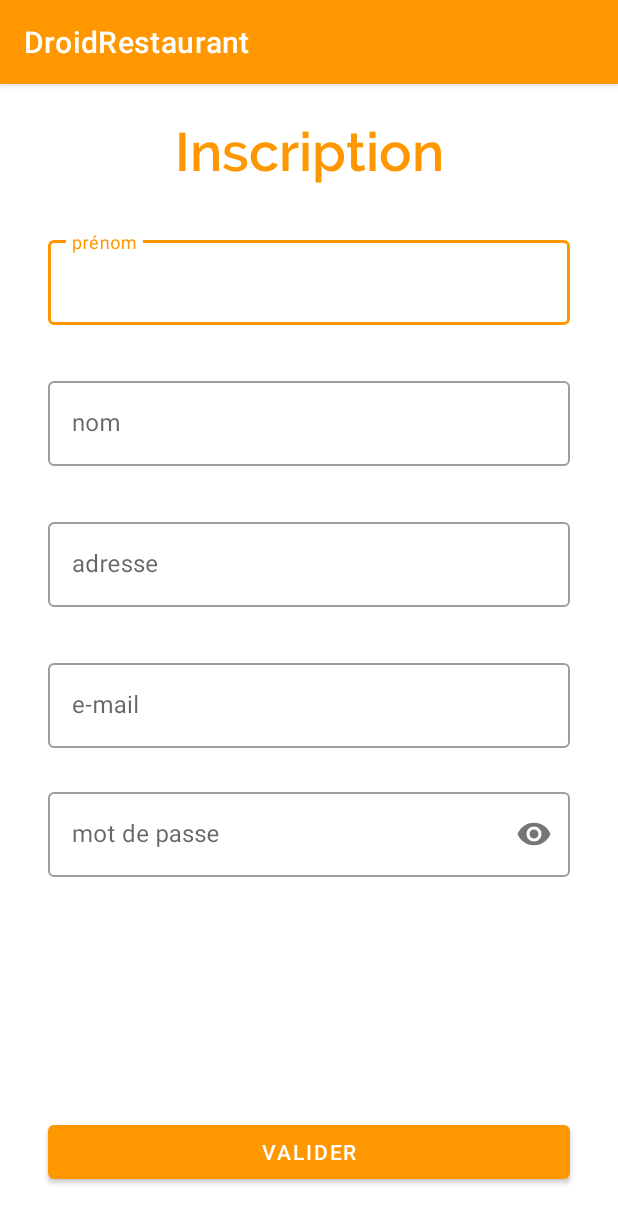
After one commit to mmollinari/AndroidERestaurant, an Android app: the RegisterActivity screen opened directly, with no data from a screen before it, on a phone screen of 412 x 824 dp. The commit adds this screen. Shown: the top 1223 px of the screen. Run offline under Robolectric (Android 15) with nearby library versions, the phone set to English and light mode, and no system bars; our stand-ins replace Volley; network calls fail.

Commit message:
Début partie V

```diff
--- a/app/src/main/AndroidManifest.xml
+++ b/app/src/main/AndroidManifest.xml
@@ -15,6 +15,8 @@
         android:theme="@style/Theme.AndroidERestaurant"
         android:usesCleartextTraffic="true"
         tools:ignore="UnusedAttribute">
+        <activity android:name=".order.OrderActivity"/>
+        <activity android:name=".register.RegisterActivity" />
         <activity android:name=".detail.DetailActivity" />
         <activity android:name=".category.CategoryActivity" />
         <activity android:name=".basket.BasketActivity" />
--- a/app/src/main/java/fr/isen/mollinari/androiderestaurant/detail/DishPhotoAdapter.kt
+++ b/app/src/main/java/fr/isen/mollinari/androiderestaurant/detail/DishPhotoAdapter.kt
@@ -4,7 +4,7 @@ import androidx.appcompat.app.AppCompatActivity
 import androidx.fragment.app.Fragment
 import androidx.viewpager2.adapter.FragmentStateAdapter
 
-class DishPhotoAdapter(activity: AppCompatActivity, private val items: List<String>) :
+class DishPhotoAdapter(activity: AppCompatActivity, private val items: List<String?>) :
     FragmentStateAdapter(activity) {
 
     override fun getItemCount(): Int = items.size
--- a/app/src/main/java/fr/isen/mollinari/androiderestaurant/detail/DishPhotoFragment.kt
+++ b/app/src/main/java/fr/isen/mollinari/androiderestaurant/detail/DishPhotoFragment.kt
@@ -6,6 +6,7 @@ import android.view.LayoutInflater
 import android.view.View
 import android.view.ViewGroup
 import com.squareup.picasso.Picasso
+import fr.isen.mollinari.androiderestaurant.R
 import fr.isen.mollinari.androiderestaurant.databinding.FragmentDishPhotoBinding
 
 private lateinit var binding: FragmentDishPhotoBinding
@@ -24,12 +25,12 @@ class DishPhotoFragment : Fragment() {
         super.onViewCreated(view, savedInstanceState)
 
         arguments?.getString("URL")?.let {
-            Picasso.get().load(it).into(binding.photo)
+            Picasso.get().load(it).placeholder(R.drawable.android_logo_restaurant).into(binding.photo)
         }
     }
 
     companion object {
-        fun newInstance(url: String) =
+        fun newInstance(url: String?) =
             DishPhotoFragment().apply { arguments = Bundle().apply { putString("URL", url) } }
     }
 }
--- /dev/null
+++ b/app/src/main/java/fr/isen/mollinari/androiderestaurant/model/RegisterResult.kt
@@ -0,0 +1,5 @@
+package fr.isen.mollinari.androiderestaurant.model
+
+import com.google.gson.annotations.SerializedName
+
+data class RegisterResult(@SerializedName("data") val data: User, @SerializedName("code") val code: Int)
--- /dev/null
+++ b/app/src/main/java/fr/isen/mollinari/androiderestaurant/model/User.kt
@@ -0,0 +1,5 @@
+package fr.isen.mollinari.androiderestaurant.model
+
+import com.google.gson.annotations.SerializedName
+
+data class User(@SerializedName("id") val userId: String)
--- /dev/null
+++ b/app/src/main/java/fr/isen/mollinari/androiderestaurant/register/RegisterActivity.kt
@@ -0,0 +1,61 @@
+package fr.isen.mollinari.androiderestaurant.register
+
+import android.content.Context
+import androidx.appcompat.app.AppCompatActivity
+import android.os.Bundle
+import android.util.Log
+import android.view.View
+import com.android.volley.Request
+import com.android.volley.toolbox.JsonObjectRequest
+import com.android.volley.toolbox.Volley
+import com.google.gson.GsonBuilder
+import fr.isen.mollinari.androiderestaurant.R
+import fr.isen.mollinari.androiderestaurant.databinding.ActivityRegisterBinding
+import fr.isen.mollinari.androiderestaurant.detail.DetailActivity
+import fr.isen.mollinari.androiderestaurant.model.MenuResult
+import fr.isen.mollinari.androiderestaurant.model.RegisterResult
+import org.json.JSONObject
+
+private lateinit var binding: ActivityRegisterBinding
+
+class RegisterActivity : AppCompatActivity() {
+    override fun onCreate(savedInstanceState: Bundle?) {
+        super.onCreate(savedInstanceState)
+
+        binding = ActivityRegisterBinding.inflate(layoutInflater)
+        setContentView(binding.root)
+
+        binding.loginAction.setOnClickListener {
+            registerUser()
+        }
+    }
+
+    private fun registerUser() {
+        val url = getString(R.string.server_domain) + "user/register"
+
+        val jsonData = JSONObject()
+        jsonData.put("id_shop", "1")
+        jsonData.put("firstname", binding.firstName.text)
+        jsonData.put("lastname", binding.lastname.text)
+        jsonData.put("address", binding.address.text)
+        jsonData.put("email", binding.login.text)
+        jsonData.put("password", binding.password.text)
+
+        val stringRequest = JsonObjectRequest(
+            Request.Method.POST, url, jsonData, { response ->
+                val register = GsonBuilder().create().fromJson(response.toString(), RegisterResult::class.java)
+                val editor = getSharedPreferences(DetailActivity.APP_PREFS, Context.MODE_PRIVATE).edit()
+                editor.putString(USER_ID, register.data.userId)
+                editor.apply()
+            },
+            {
+                Log.d("CategoryActivity", "That didn't work! ${it}")
+            })
+
+        Volley.newRequestQueue(this).add(stringRequest)
+    }
+
+    companion object {
+        const val USER_ID = "USER_ID"
+    }
+}
--- a/app/src/main/res/layout/activity_basket.xml
+++ b/app/src/main/res/layout/activity_basket.xml
@@ -12,9 +12,9 @@
         android:layout_height="wrap_content"
         android:layout_marginTop="24dp"
         android:fontFamily="@font/raleway_semibold"
+        android:text="@string/basket_title"
         android:textColor="@color/orange_500"
-        android:textSize="24sp"
-        android:text="@string/basket_title"
+        android:textSize="36sp"
         app:layout_constraintEnd_toEndOf="parent"
         app:layout_constraintStart_toStartOf="parent"
         app:layout_constraintTop_toTopOf="parent" />
@@ -43,7 +43,7 @@
         app:layout_constraintStart_toStartOf="parent"
         app:layout_constraintTop_toTopOf="@+id/basketList" />
 
-    <Button
+    <com.google.android.material.button.MaterialButton
         android:id="@+id/order"
         android:layout_width="0dp"
         android:layout_height="wrap_content"
--- a/app/src/main/res/layout/activity_category.xml
+++ b/app/src/main/res/layout/activity_category.xml
@@ -13,7 +13,7 @@
         android:layout_marginTop="24dp"
         android:fontFamily="@font/raleway_semibold"
         android:textColor="@color/orange_500"
-        android:textSize="24sp"
+        android:textSize="36sp"
         app:layout_constraintEnd_toEndOf="parent"
         app:layout_constraintStart_toStartOf="parent"
         app:layout_constraintTop_toTopOf="parent" />
--- a/app/src/main/res/layout/activity_detail.xml
+++ b/app/src/main/res/layout/activity_detail.xml
@@ -68,7 +68,7 @@
         app:srcCompat="@drawable/ic_less"
         tools:ignore="ContentDescription"/>
 
-    <Button
+    <com.google.android.material.button.MaterialButton
         android:id="@+id/addToBasket"
         android:layout_width="0dp"
         android:layout_height="wrap_content"
--- a/app/src/main/res/layout/activity_home.xml
+++ b/app/src/main/res/layout/activity_home.xml
@@ -57,7 +57,7 @@
         android:gravity="center"
         android:text="@string/home_starters"
         android:textColor="@color/orange_500"
-        android:textSize="30sp"
+        android:textSize="36sp"
         app:layout_constraintEnd_toEndOf="parent"
         app:layout_constraintStart_toStartOf="parent"
         app:layout_constraintTop_toBottomOf="@+id/restaurantName" />
@@ -82,7 +82,7 @@
         android:gravity="center"
         android:text="@string/home_main_dishes"
         android:textColor="@color/orange_500"
-        android:textSize="30sp"
+        android:textSize="36sp"
         app:layout_constraintEnd_toEndOf="parent"
         app:layout_constraintStart_toStartOf="parent"
         app:layout_constraintTop_toBottomOf="@+id/starters" />
@@ -107,7 +107,7 @@
         android:gravity="center"
         android:text="@string/home_desert"
         android:textColor="@color/orange_500"
-        android:textSize="30sp"
+        android:textSize="36sp"
         app:layout_constraintEnd_toEndOf="parent"
         app:layout_constraintStart_toStartOf="parent"
         app:layout_constraintTop_toBottomOf="@+id/mainDishes" />
--- /dev/null
+++ b/app/src/main/res/layout/activity_register.xml
@@ -0,0 +1,151 @@
+<?xml version="1.0" encoding="utf-8"?>
+<androidx.constraintlayout.widget.ConstraintLayout xmlns:android="http://schemas.android.com/apk/res/android"
+    xmlns:app="http://schemas.android.com/apk/res-auto"
+    xmlns:tools="http://schemas.android.com/tools"
+    android:layout_width="match_parent"
+    android:layout_height="match_parent"
+    tools:context=".register.RegisterActivity">
+
+    <TextView
+        android:id="@+id/title"
+        android:layout_width="wrap_content"
+        android:layout_height="wrap_content"
+        android:layout_marginTop="24dp"
+        android:fontFamily="@font/raleway_semibold"
+        android:text="@string/register_title"
+        android:textColor="@color/orange_500"
+        android:textSize="36sp"
+        android:textStyle="bold"
+        app:fontFamily="@font/raleway_semibold"
+        app:layout_constraintEnd_toEndOf="parent"
+        app:layout_constraintStart_toStartOf="parent"
+        app:layout_constraintTop_toTopOf="parent" />
+
+
+    <com.google.android.material.textfield.TextInputLayout
+        android:id="@+id/textInputLayoutFirstName"
+        style="@style/Widget.MaterialComponents.TextInputLayout.OutlinedBox"
+        android:layout_width="0dp"
+        android:layout_height="wrap_content"
+        android:layout_marginStart="32dp"
+        android:layout_marginTop="32dp"
+        android:layout_marginEnd="32dp"
+        app:layout_constraintEnd_toEndOf="parent"
+        app:layout_constraintStart_toStartOf="parent"
+        app:layout_constraintTop_toBottomOf="@+id/title">
+
+        <com.google.android.material.textfield.TextInputEditText
+            android:id="@+id/firstName"
+            android:layout_width="match_parent"
+            android:layout_height="wrap_content"
+            android:ems="10"
+            android:hint="@string/register_first_name"
+            android:inputType="text" />
+
+    </com.google.android.material.textfield.TextInputLayout>
+
+    <com.google.android.material.textfield.TextInputLayout
+        android:id="@+id/textInputLayoutLastName"
+        style="@style/Widget.MaterialComponents.TextInputLayout.OutlinedBox"
+        android:layout_width="0dp"
+        android:layout_height="wrap_content"
+        android:layout_marginStart="32dp"
+        android:layout_marginTop="32dp"
+        android:layout_marginEnd="32dp"
+        app:layout_constraintEnd_toEndOf="parent"
+        app:layout_constraintStart_toStartOf="parent"
+        app:layout_constraintTop_toBottomOf="@+id/textInputLayoutFirstName">
+
+        <com.google.android.material.textfield.TextInputEditText
+            android:id="@+id/lastname"
+            android:layout_width="match_parent"
+            android:layout_height="wrap_content"
+            android:ems="10"
+            android:hint="@string/register_last_name"
+            android:inputType="text" />
+
+    </com.google.android.material.textfield.TextInputLayout>
+
+    <com.google.android.material.textfield.TextInputLayout
+        android:id="@+id/textInputLayoutAddress"
+        style="@style/Widget.MaterialComponents.TextInputLayout.OutlinedBox"
+        android:layout_width="0dp"
+        android:layout_height="wrap_content"
+        android:layout_marginStart="32dp"
+        android:layout_marginTop="32dp"
+        android:layout_marginEnd="32dp"
+        app:layout_constraintEnd_toEndOf="parent"
+        app:layout_constraintStart_toStartOf="parent"
+        app:layout_constraintTop_toBottomOf="@+id/textInputLayoutLastName">
+
+        <com.google.android.material.textfield.TextInputEditText
+            android:id="@+id/address"
+            android:layout_width="match_parent"
+            android:layout_height="wrap_content"
+            android:ems="10"
+            android:hint="@string/register_address"
+            android:inputType="text" />
+
+    </com.google.android.material.textfield.TextInputLayout>
+
+    <com.google.android.material.textfield.TextInputLayout
+        android:id="@+id/textInputLayoutLogin"
+        style="@style/Widget.MaterialComponents.TextInputLayout.OutlinedBox"
+        android:layout_width="0dp"
+        android:layout_height="wrap_content"
+        android:layout_marginStart="32dp"
+        android:layout_marginTop="32dp"
+        android:layout_marginEnd="32dp"
+        app:layout_constraintEnd_toEndOf="parent"
+        app:layout_constraintStart_toStartOf="parent"
+        app:layout_constraintTop_toBottomOf="@+id/textInputLayoutAddress">
+
+        <com.google.android.material.textfield.TextInputEditText
+            android:id="@+id/login"
+            android:layout_width="match_parent"
+            android:layout_height="wrap_content"
+            android:ems="10"
+            android:hint="@string/register_login"
+            android:inputType="textEmailAddress" />
+
+    </com.google.android.material.textfield.TextInputLayout>
+
+
+    <com.google.android.material.textfield.TextInputLayout
+        android:id="@+id/textInputLayoutPassword"
+        android:layout_width="0dp"
+        android:layout_height="wrap_content"
+        android:layout_marginStart="32dp"
+        android:layout_marginTop="24dp"
+        android:layout_marginEnd="32dp"
+        app:layout_constraintEnd_toEndOf="parent"
+        app:layout_constraintStart_toStartOf="parent"
+        app:layout_constraintTop_toBottomOf="@+id/textInputLayoutLogin"
+        style="@style/Widget.MaterialComponents.TextInputLayout.OutlinedBox"
+        app:passwordToggleEnabled="true">
+
+        <com.google.android.material.textfield.TextInputEditText
+            android:id="@+id/password"
+            android:layout_width="match_parent"
+            android:layout_height="wrap_content"
+
+            android:ems="10"
+            android:hint="@string/register_password"
+            android:inputType="textPassword" />
+
+    </com.google.android.material.textfield.TextInputLayout>
+
+    <com.google.android.material.button.MaterialButton
+        android:id="@+id/loginAction"
+        android:layout_width="0dp"
+        android:layout_height="wrap_content"
+        android:layout_marginStart="32dp"
+        android:layout_marginEnd="32dp"
+        android:layout_marginBottom="32dp"
+        android:text="@string/register_confirm"
+        app:cornerRadius="4dp"
+        app:layout_constraintBottom_toBottomOf="parent"
+        app:layout_constraintEnd_toEndOf="parent"
+        app:layout_constraintStart_toStartOf="parent" />
+
+</androidx.constraintlayout.widget.ConstraintLayout>
--- a/app/src/main/res/values/strings.xml
+++ b/app/src/main/res/values/strings.xml
@@ -1,21 +1,29 @@
 <resources>
     <string name="app_name">DroidRestaurant</string>
+    <string name="server_domain">http://test.api.catering.bluecodegames.com/</string>
 
     <string name="home_title">Bienvenue chez</string>
     <string name="home_starters">Entrées</string>
     <string name="home_main_dishes">Plats</string>
-    <string name="home_desert">Déserts</string>
+    <string name="home_desert">Desserts</string>
 
     <string name="category_error_server">Impossible de récupérer la liste des %1s. Veuillez réessayer plus tard</string>
     <string name="category_error_empty">Aucun plat proposé à la carte du restaurant pour le moment. \n\nVeuillez réessayer plus tard</string>
 
     <string name="basket_title">Panier</string>
     <string name="basket_quantity">quantité : %1s</string>
+    <string name="basket_error_empty">Aucun plat dans votre panier</string>
     <string name="basket_action">Passer commande</string>
 
     <string name="detail_global_amount">Total %1s</string>
+    <string name="register_title">Inscription</string>
+    <string name="register_first_name">prénom</string>
+    <string name="register_last_name">nom</string>
+    <string name="register_login">e-mail</string>
+    <string name="register_address">adresse</string>
+    <string name="register_password">mot de passe</string>
+    <string name="register_confirm">Valider</string>
 
-    <string name="server_domain">http://test.api.catering.bluecodegames.com/</string>
 
     <string-array name="planets_array">
         <item>Mercury</item>
@@ -23,4 +31,5 @@
         <item>Earth</item>
         <item>Mars</item>
     </string-array>
+
 </resources>
```
Also changed, not shown: app/src/main/java/fr/isen/mollinari/androiderestaurant/basket/BasketActivity.kt (+31 -1 lines), app/src/main/java/fr/isen/mollinari/androiderestaurant/basket/BasketAdapter.kt (+8 -4 lines), app/src/main/java/fr/isen/mollinari/androiderestaurant/category/CategoryAdapter.kt (+7 -2 lines), app/src/main/java/fr/isen/mollinari/androiderestaurant/detail/DetailActivity.kt (+2 -11 lines), app/src/main/java/fr/isen/mollinari/androiderestaurant/model/Dish.kt (+12 -0 lines), app/src/main/java/fr/isen/mollinari/androiderestaurant/order/OrderActivity.kt (added, +15 -0 lines), app/src/main/res/layout/activity_order.xml (added, +9 -0 lines).
